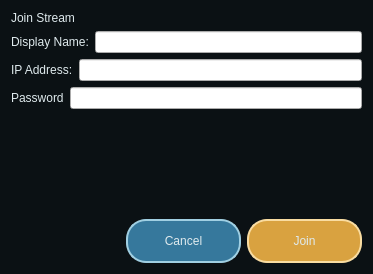
Qt form app/home/joinstreamwindow.ui (erakai/Mercury) before a commit.
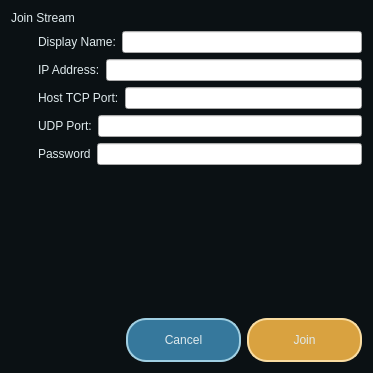
The same form after that commit.

Commit message: added tcp/udp port line edits to join and host windows

```diff
--- a/app/home/joinstreamwindow.ui
+++ b/app/home/joinstreamwindow.ui
@@ -7,7 +7,7 @@
     <x>0</x>
     <y>0</y>
     <width>373</width>
-    <height>274</height>
+    <height>373</height>
    </rect>
   </property>
   <property name="windowTitle">
@@ -59,6 +59,23 @@
     </widget>
    </item>
    <item>
+    <layout class="QHBoxLayout" name="horizontalLayout_5" stretch="1,12">
+     <item>
+      <spacer name="horizontalSpacer_2">
+       <property name="orientation">
+        <enum>Qt::Orientation::Horizontal</enum>
+       </property>
+       <property name="sizeHint" stdset="0">
+        <size>
+         <width>40</width>
+         <height>20</height>
+        </size>
+       </property>
+      </spacer>
+     </item>
+     <item>
+      <layout class="QVBoxLayout" name="verticalLayout_2">
+       <item>
     <layout class="QHBoxLayout" name="horizontalLayout_2">
      <item>
       <widget class="QLabel" name="displayNameLabel">
@@ -86,6 +103,34 @@
      </item>
     </layout>
    </item>
+       <item>
+        <layout class="QHBoxLayout" name="horizontalLayout_6">
+         <item>
+          <widget class="QLabel" name="hostTcpPortLabel">
+           <property name="text">
+            <string>Host TCP Port:</string>
+           </property>
+          </widget>
+         </item>
+         <item>
+          <widget class="QLineEdit" name="hostTcpPortLineEdit"/>
+         </item>
+        </layout>
+       </item>
+       <item>
+        <layout class="QHBoxLayout" name="horizontalLayout_7">
+         <item>
+          <widget class="QLabel" name="clientUdpPortLineEdit_2">
+           <property name="text">
+            <string>UDP Port:</string>
+           </property>
+          </widget>
+         </item>
+         <item>
+          <widget class="QLineEdit" name="clientUdpPortLineEdit"/>
+         </item>
+        </layout>
+       </item>
    <item>
     <layout class="QHBoxLayout" name="horizontalLayout_4">
      <item>
@@ -96,7 +141,11 @@
       </widget>
      </item>
      <item>
-      <widget class="QLineEdit" name="lineEdit"/>
+          <widget class="QLineEdit" name="passwordLineEdit"/>
+         </item>
+        </layout>
+       </item>
+      </layout>
      </item>
     </layout>
    </item>
```
Left out of the diff: 2 changed lines with no effect on the pictures. Lines whose indentation alone changed are shown as unchanged. The commit also changes 8 other files.
